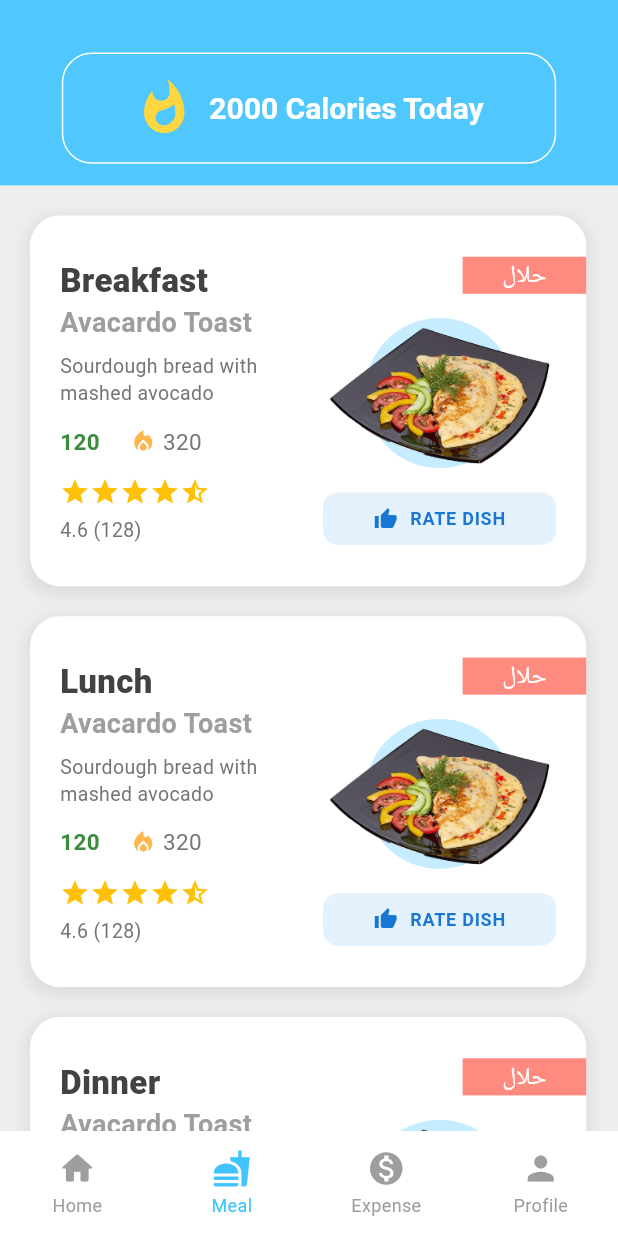
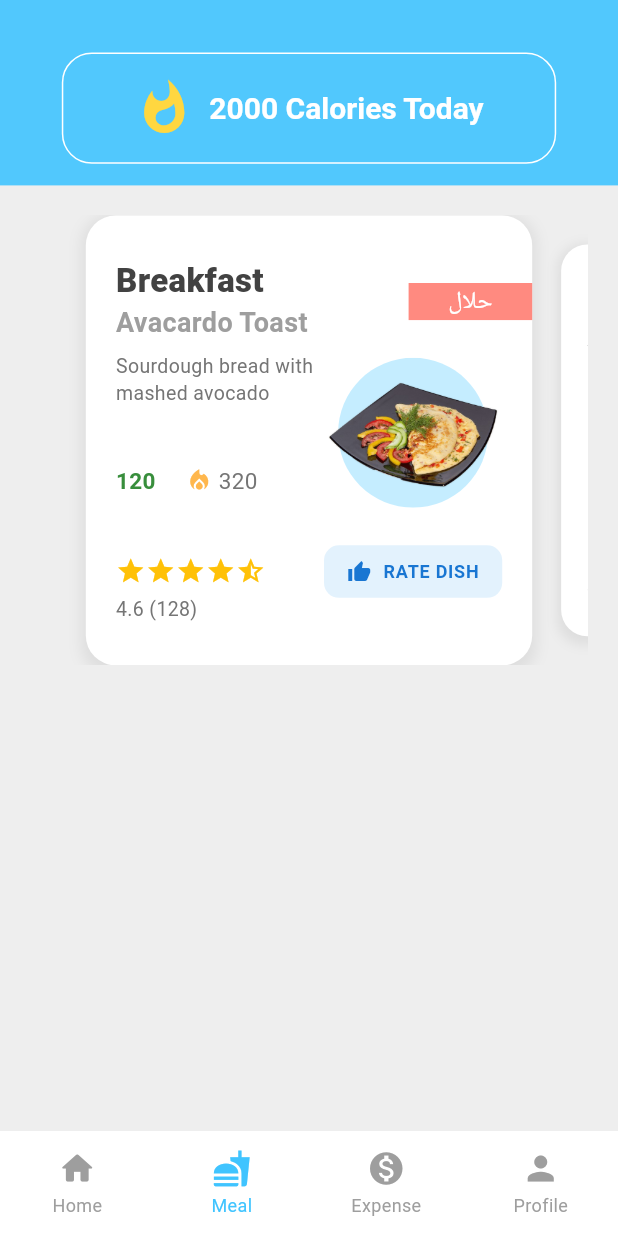
Before and after one commit to Danish9111/mess, a Flutter app: the screen it shows once a user with an empty profile is signed in, item 2 of the bottom bar chosen, on a phone screen of 412 x 824 dp. Run offline on Flutter 3.47's test engine with Material 3 defaults, Android fonts, the phone set to English and light mode, and no system bars; drawn by our look-alikes of carousel_slider, persistent_bottom_nav_bar; our stand-ins replace cloud_firestore, firebase_auth, firebase_core, flutter_rating_bar, flutter_riverpod, google_fonts and 3 more; accounts and stored records are empty; Roboto replaces fonts that are missing (NotoNastaliqUrdu).

Commit message:
Refactor MealScreen: replace static FoodCard instances with CarouselSlider for dynamic meal display

```diff
--- a/lib/screens/meal_screen/main_meal.dart
+++ b/lib/screens/meal_screen/main_meal.dart
@@ -32,10 +32,13 @@ class _MealScreenState extends State<MealScreen> {
                 crossAxisAlignment: CrossAxisAlignment.center,
                 spacing: 20,
                 children: [
+                  CarouselSlider(
+                      items: [
                         const FoodCard(
                           foodTime: 'Breakfast',
                           foodTitle: 'Avacardo Toast',
-                    foodDescription: 'Sourdough bread with mashed avocado',
+                          foodDescription:
+                              'Sourdough bread with mashed avocado',
                           price: 120,
                           calories: 320,
                           image: 'assets/images/nashtapng.png',
@@ -45,7 +48,8 @@ class _MealScreenState extends State<MealScreen> {
                         const FoodCard(
                           foodTime: 'Lunch',
                           foodTitle: 'Avacardo Toast',
-                    foodDescription: 'Sourdough bread with mashed avocado',
+                          foodDescription:
+                              'Sourdough bread with mashed avocado',
                           price: 120,
                           calories: 320,
                           image: 'assets/images/nashtapng.png',
@@ -55,13 +59,26 @@ class _MealScreenState extends State<MealScreen> {
                         const FoodCard(
                           foodTime: 'Dinner',
                           foodTitle: 'Avacardo Toast',
-                    foodDescription: 'Sourdough bread with mashed avocado',
+                          foodDescription:
+                              'Sourdough bread with mashed avocado',
                           price: 120,
                           calories: 320,
                           image: 'assets/images/nashtapng.png',
                           reviewCount: 128,
                           ratings: 4.6,
                         ),
+                      ],
+                      options: CarouselOptions(
+                          height: 300,
+                          autoPlay: false,
+                          autoPlayInterval: const Duration(seconds: 3),
+                          autoPlayAnimationDuration:
+                              const Duration(milliseconds: 800),
+                          autoPlayCurve: Curves.fastOutSlowIn,
+                          pauseAutoPlayOnTouch: true,
+                          enlargeCenterPage: true,
+                          viewportFraction: .8,
+                          enableInfiniteScroll: false)),
                   SizedBox(
                     height: screenHeight * .02,
                   )
```
Lines whose indentation alone changed are shown as unchanged.
